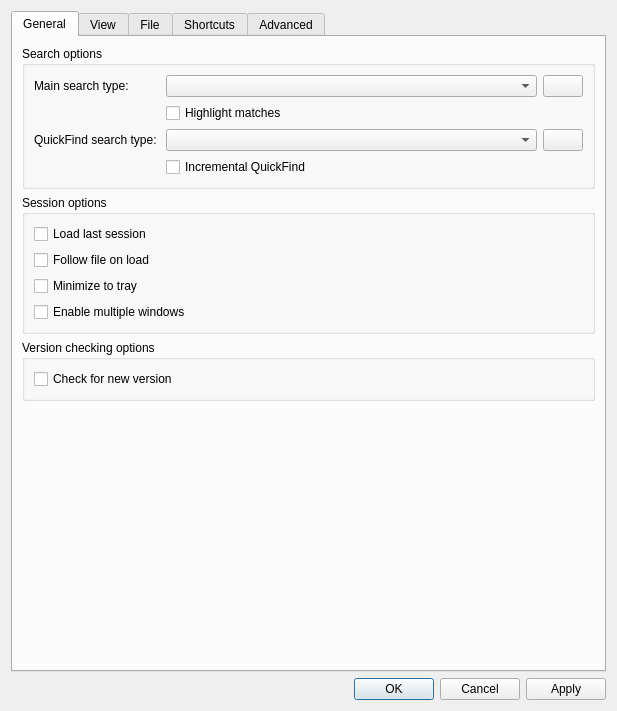
This is src/ui/include/optionsdialog.ui in ykk136/klogg as Qt 5 draws it before an edit. The edited form follows.
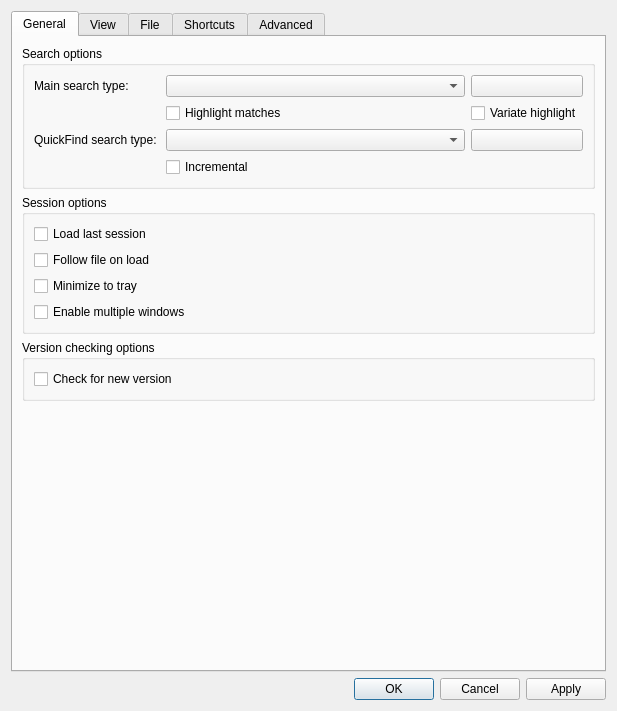
This is the edited form.

Commit message: [ci release] Allow to configure main search highlight jitter

The edit to the form file:
```diff
--- a/src/ui/include/optionsdialog.ui
+++ b/src/ui/include/optionsdialog.ui
@@ -53,7 +53,7 @@
                <enum>Qt::LeftToRight</enum>
               </property>
               <property name="text">
-               <string>Incremental QuickFind</string>
+               <string>Incremental</string>
               </property>
              </widget>
             </item>
@@ -112,6 +112,13 @@
               </property>
              </widget>
             </item>
+            <item row="1" column="2">
+             <widget class="QCheckBox" name="variateHighlightCheckBox">
+              <property name="text">
+               <string>Variate highlight</string>
+              </property>
+             </widget>
+            </item>
            </layout>
           </item>
          </layout>
```
The commit also changes 4 other files.
